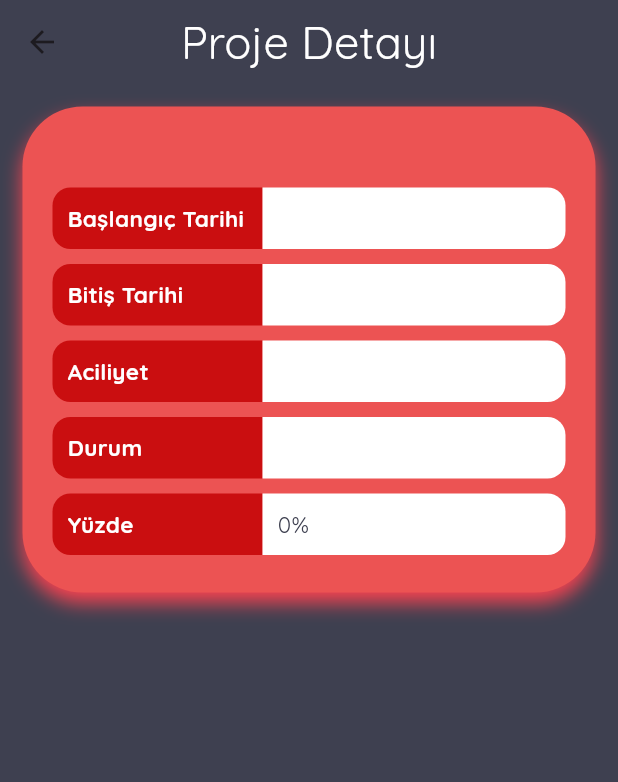
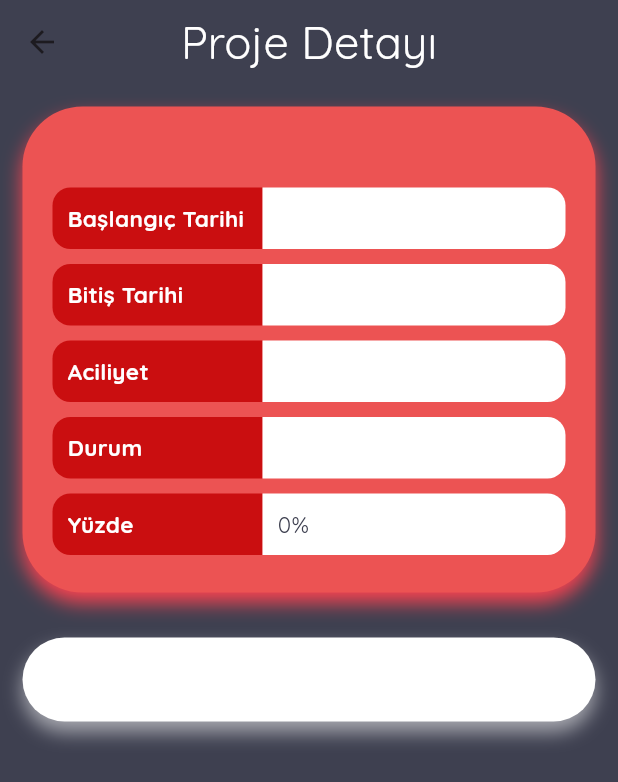
Before and after one commit to hafizecim/Order_Project-_Tracking_Application_with_Flutter, a Flutter app: the ProjeDetay screen opened directly with empty values, on a phone screen of 412 x 824 dp. Shown: the top 782 px of the screen. Run offline on Flutter 3.47's test engine with Material 3 defaults, Android fonts, the phone set to English and light mode, and no system bars; drawn by our look-alikes of auto_size_text, flutter_html; our stand-ins replace get_storage, google_fonts; accounts and stored records are empty; network calls fail.

Commit message:
proje_detay.dart proje detay sayfası işlemleri

```diff
--- a/lib/sayfalar/anasayfa.dart
+++ b/lib/sayfalar/anasayfa.dart
@@ -203,7 +203,7 @@ class _AnaSayfaState extends State<AnaSayfa> {
                                             i++
                                           ) {
                                             ProjeModel proje = projeler[i];
-                                            ogeler.add(projeBox(proje));
+                                            ogeler.add(projeBox(context, proje));
                                           }
 
                                           return Column(children: ogeler);
--- a/lib/sayfalar/oturum/proje/proje_detay.dart
+++ b/lib/sayfalar/oturum/proje/proje_detay.dart
@@ -1,5 +1,6 @@
 import 'package:auto_size_text/auto_size_text.dart';
 import 'package:flutter/material.dart';
+import 'package:flutter_html/flutter_html.dart';
 import 'package:google_fonts/google_fonts.dart';
 import 'package:order_project_tracking_application/model/proje_model.dart';
 import 'package:order_project_tracking_application/sabitler/ext.dart';
@@ -22,7 +23,10 @@ class _ProjeDetayState extends State<ProjeDetay> {
         appBar: AppBar(
           backgroundColor: Colors.transparent,
           elevation: 0,
-          title: Text("Proje Detayı", style: GoogleFonts.quicksand(color: Colors.white, fontSize: 30)),
+          title: Text(
+            "Proje Detayı",
+            style: GoogleFonts.quicksand(color: Colors.white, fontSize: 30),
+          ),
           centerTitle: true,
         ),
         body: Padding(
@@ -39,26 +43,39 @@ class _ProjeDetayState extends State<ProjeDetay> {
                     boxShadow: [
                       BoxShadow(
                         color: renk("F64250"),
-                        offset:  Offset(0, 7),
-                        blurRadius: 10
-                      )
-                    ]
+                        offset: Offset(0, 7),
+                        blurRadius: 10,
+                      ),
+                    ],
                   ),
                   child: Column(
-
                     children: [
                       // uzun metinler için
-                      AutoSizeText(widget.proje.projeBaslik!, style: GoogleFonts.quicksand(fontSize: 20, fontWeight: FontWeight.bold, color: Colors.white),
+                      AutoSizeText(
+                        widget.proje.projeBaslik!,
+                        style: GoogleFonts.quicksand(
+                          fontSize: 20,
+                          fontWeight: FontWeight.bold,
+                          color: Colors.white,
+                        ),
                         textAlign: TextAlign.center,
-                      maxLines: 2,),
-                      SizedBox(width: 10,),
-                      bilgiSatir("Başlangıç Tarihi", widget.proje.projeTeslimTarihi!),
-                      bilgiSatir("Bitiş Tarihi", widget.proje.projeTeslimTarihi!),
+                        maxLines: 2,
+                      ),
+                      SizedBox(width: 10),
+                      bilgiSatir(
+                        "Başlangıç Tarihi",
+                        widget.proje.projeTeslimTarihi!,
+                      ),
+                      bilgiSatir(
+                        "Bitiş Tarihi",
+                        widget.proje.projeTeslimTarihi!,
+                      ),
                       bilgiSatir("Aciliyet", widget.proje.projeAciliyet!),
                       bilgiSatir("Durum", widget.proje.projeDurum!),
                       bilgiSatir("Yüzde", widget.proje.yuzde.toString() + "%"),
 
-                      widget.proje.dosyaYolu!.isNotEmpty?InkWell(
+                      widget.proje.dosyaYolu!.isNotEmpty
+                          ? InkWell(
                               onTap: () {
                                 print("Dosya indi");
                               },
@@ -66,20 +83,39 @@ class _ProjeDetayState extends State<ProjeDetay> {
                                 margin: EdgeInsets.only(top: 10),
                                 padding: EdgeInsets.all(12),
                                 decoration: BoxDecoration(
-                            color:  Colors.white,
+                                  color: Colors.white,
                                   borderRadius: BorderRadius.circular(20),
-
                                 ),
                                 child: Text("Dosyayı indir"),
+                              ),
                             )
-
-                      ): Container(),
-
+                          : Container(),
                     ],
                   ),
-
                 ),
 
+                Container(
+                  width: MediaQuery.of(context).size.width,
+                  padding: EdgeInsets.all(20),
+                  margin: EdgeInsets.only(top: 30),
+                  decoration: BoxDecoration(
+                    color: Colors.white,
+                    borderRadius: BorderRadius.circular(40),
+                    boxShadow: [
+                      BoxShadow(
+                        color: Colors.white54,
+                        offset: Offset(0, 7),
+                        blurRadius: 10,
+                      ),
+                    ],
+                  ),
+                  child: Html(
+                    data: widget.proje.projeDetay!,
+                    onLinkTap: (url, attributes, element) {
+                      print("Link:" + url!);
+                    },
+                  ),
+                ),
               ],
             ),
           ),
--- a/lib/sayfalar/oturum/proje/projeler.dart
+++ b/lib/sayfalar/oturum/proje/projeler.dart
@@ -202,7 +202,7 @@ class _ProjelerSayfasiState extends State<ProjelerSayfasi> {
                                         i++
                                       ) {
                                         ProjeModel proje = projeler[i];
-                                        ogeler.add(projeBox(proje));
+                                        ogeler.add(projeBox(context, proje));
                                       }
 
                                       return Column(children: ogeler);
--- a/lib/widget/projeBox.dart
+++ b/lib/widget/projeBox.dart
@@ -3,13 +3,15 @@ import 'package:flutter/widgets.dart';
 import 'package:google_fonts/google_fonts.dart';
 import 'package:order_project_tracking_application/model/proje_model.dart';
 import 'package:order_project_tracking_application/sabitler/ext.dart';
+import 'package:order_project_tracking_application/sayfalar/oturum/proje/proje_detay.dart';
 
-Widget projeBox(ProjeModel proje) {
+Widget projeBox(BuildContext context ,ProjeModel proje) {
   bool bittimi = proje.projeDurum =="Bitti"? true : false;
   Color metin_renk = bittimi? Colors.white: Colors.black;
   return InkWell(
     onTap: () {
-      print(proje.projeBaslik! + ": Tıklandı");
+      // print(proje.projeBaslik! + ": Tıklandı");
+      Navigator.push(context, MaterialPageRoute(builder: (context) => ProjeDetay(proje)));
     },
     child: Container(
       padding: EdgeInsets.all(15),
--- a/pubspec.yaml
+++ b/pubspec.yaml
@@ -39,6 +39,7 @@ dependencies:
   get_storage: ^2.1.1
   auto_size_text: ^3.0.0
   flutter_html: ^3.0.0
+  url_launcher: ^6.3.2
 
 
 dev_dependencies:
```
Also changed, not shown: pubspec.lock. Lines whose indentation alone changed are shown as unchanged.
